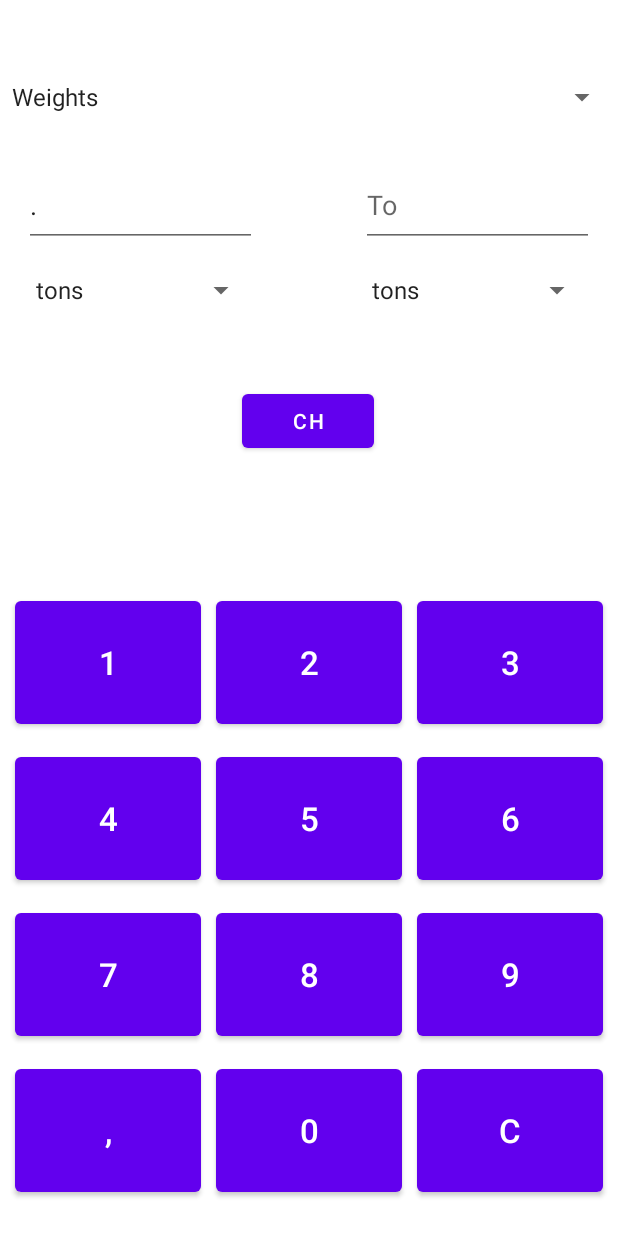
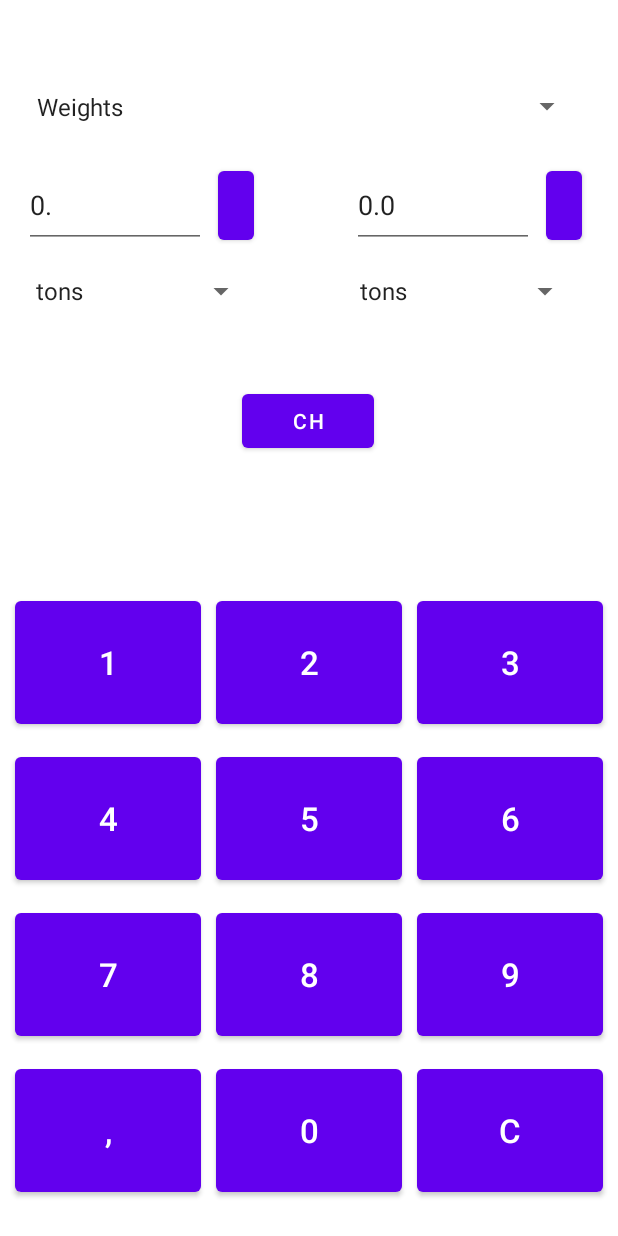
Before and after one commit to Arseniynovikov/Novikov_PPO, an Android app: the screen it shows after launch (MainActivity), after a tap on an icon or button, on a phone screen of 412 x 824 dp. Run offline under Robolectric (Android 15) with nearby library versions, the phone set to English and light mode, and no system bars.

```diff
--- a/app/src/main/java/com/example/lab1/ConvertFragment.kt
+++ b/app/src/main/java/com/example/lab1/ConvertFragment.kt
@@ -1,10 +1,17 @@
 package com.example.lab1
 
+import android.annotation.SuppressLint
+import android.content.ClipData
+import android.content.ClipboardManager
+import android.content.Context
 import android.os.Bundle
+import android.util.Log
 import android.view.LayoutInflater
 import android.view.View
 import android.view.ViewGroup
 import android.widget.*
+import androidx.core.content.ContextCompat.getSystemService
+import androidx.core.content.PackageManagerCompat.LOG_TAG
 import androidx.fragment.app.Fragment
 import java.lang.reflect.Array
 
@@ -15,6 +22,8 @@ class ConvertFragment : Fragment(), AdapterView.OnItemSelectedListener, View.OnC
     private lateinit var txtInput: TextView
     private lateinit var txtOut: TextView
     private lateinit var btnExchange: Button
+    private lateinit var btnInputCopy: Button
+    private lateinit var btnOutCopy: Button
 
     private lateinit var converter: Converter
 
@@ -23,11 +32,17 @@ class ConvertFragment : Fragment(), AdapterView.OnItemSelectedListener, View.OnC
     private var spn2Selected: String = ""
     private lateinit var arrayUnitSelected: kotlin.Array<String>
 
+    private lateinit var clipboardManager: ClipboardManager
+    private lateinit var clipData: ClipData
 
     override fun onCreate(savedInstanceState: Bundle?) {
         super.onCreate(savedInstanceState)
-        arguments?.let {
 
+        if (savedInstanceState != null) {
+            converter = savedInstanceState.getSerializable("converter") as Converter
+            spn1Selected = savedInstanceState.getString("spn1Selected").toString()
+            spn2Selected = savedInstanceState.getString("spn2Selected").toString()
+            arrayUnitSelected = savedInstanceState.getStringArray("arrayUnitSelected") as kotlin.Array<String>
         }
     }
 
@@ -41,12 +56,16 @@ class ConvertFragment : Fragment(), AdapterView.OnItemSelectedListener, View.OnC
         txtInput = view.findViewById(R.id.txtInput)
         txtOut = view.findViewById(R.id.txtOutput)
         btnExchange = view.findViewById(R.id.btnExchange)
+        btnInputCopy = view.findViewById(R.id.btnInputCopy)
+        btnOutCopy = view.findViewById(R.id.btnOutCopy)
 
         spnUnit.onItemSelectedListener = this
         spnCh1.onItemSelectedListener = this
         spnCh2.onItemSelectedListener = this
 
         btnExchange.setOnClickListener(this)
+        btnInputCopy.setOnClickListener(this)
+        btnOutCopy.setOnClickListener(this)
     }
 
     fun setDescription(buttonIndex: Int) {
@@ -61,11 +80,24 @@ class ConvertFragment : Fragment(), AdapterView.OnItemSelectedListener, View.OnC
             7 -> txtInput.append("7")
             8 -> txtInput.append("8")
             9 -> txtInput.append("9")
-            10 -> txtInput.append(".")
+            10 -> {
+                if (txtInput.text.toString() == "")
+                    txtInput.append("0.")
+                else
+                    txtInput.append(".")
+            }
             11 -> txtInput.text = ""
         }
 
+        println(txtOut)
+        println(converter)
+        println(spn1Selected)
+        println(spn2Selected)
+        println(txtInput)
+
+
         txtOut.text = converter.convert(spn1Selected, spn2Selected, txtInput.text.toString())
+
     }
 
 
@@ -97,8 +129,10 @@ class ConvertFragment : Fragment(), AdapterView.OnItemSelectedListener, View.OnC
     }
 
     override fun onItemSelected(p0: AdapterView<*>?, view: View?, number: Int, p3: Long) {
+        println("OnItemSelected")
+        if (view != null) {
             if (p0!!.id == R.id.spnUnit) {
-            if (view != null) {
+
                 var adapter: ArrayAdapter<CharSequence>? = null
                 when (number) {
                     0 -> {
@@ -134,7 +168,6 @@ class ConvertFragment : Fragment(), AdapterView.OnItemSelectedListener, View.OnC
                 adapter?.setDropDownViewResource(android.R.layout.simple_spinner_dropdown_item)
                 spnCh1.adapter = adapter
                 spnCh2.adapter = adapter
-            }
             } else if (p0.id == R.id.spnCh1) {
                 spn1Selected = arrayUnitSelected[number]
             } else if (p0.id == R.id.spnCh2) {
@@ -143,24 +176,58 @@ class ConvertFragment : Fragment(), AdapterView.OnItemSelectedListener, View.OnC
             txtOut.text = converter.convert(spn1Selected, spn2Selected, txtInput.text.toString())
         }
 
+    }
+
     override fun onNothingSelected(p0: AdapterView<*>?) {
         TODO("Not yet implemented")
     }
 
     override fun onClick(view: View?) {
+        if (view != null) {
+            when (view.id) {
+                R.id.btnExchange -> {
                     var buf1: String = ""
                     var buf2: String = ""
-        for(i in 0..2){
-            if(arrayUnitSelected[i] == spn1Selected) {
+                    for (i in 0..2) {
+                        if (arrayUnitSelected[i] == spn1Selected) {
                             spnCh2.setSelection(i)
                             buf2 = spn1Selected
-            }
-            else if(arrayUnitSelected[i] == spn2Selected){
+                        } else if (arrayUnitSelected[i] == spn2Selected) {
                             spnCh1.setSelection(i)
                             buf1 = spn2Selected
                         }
                     }
                     spn1Selected = buf1
                     spn2Selected = buf2
+
+                    val buf = txtInput.text
+                    txtInput.text = txtOut.text
+                    txtOut.text = buf
+
+                }
+                R.id.btnInputCopy -> {
+                    println("copy")
+                    clipboardManager =
+                        activity?.getSystemService(Context.CLIPBOARD_SERVICE) as ClipboardManager
+                    clipData = ClipData.newPlainText("text", txtInput.text.toString())
+                    clipboardManager.setPrimaryClip(clipData)
+                }
+                R.id.btnOutCopy -> {
+                    clipboardManager =
+                        activity?.getSystemService(Context.CLIPBOARD_SERVICE) as ClipboardManager
+                    clipData = ClipData.newPlainText("text", txtOut.text.toString())
+                    clipboardManager.setPrimaryClip(clipData)
                 }
             }
+        }
+    }
+
+    override fun onSaveInstanceState(outState: Bundle) {
+        super.onSaveInstanceState(outState)
+
+        outState.putSerializable("converter", converter)
+        outState.putString("spn1Selected", spn1Selected)
+        outState.putString("spn2Selected", spn2Selected)
+        outState.putStringArray("arrayUnitSelected", arrayUnitSelected)
+    }
+}
--- a/app/src/main/java/com/example/lab1/Converter.kt
+++ b/app/src/main/java/com/example/lab1/Converter.kt
@@ -1,6 +1,8 @@
 package com.example.lab1
 
-abstract class Converter() {
+import java.io.Serializable
+
+abstract class Converter() : Serializable {
     abstract fun convert(from_unit: String, to_unit: String, value: String): String
 
     companion object {
--- a/app/src/main/java/com/example/lab1/ConverterCurrency.kt
+++ b/app/src/main/java/com/example/lab1/ConverterCurrency.kt
@@ -5,7 +5,7 @@ import java.lang.Exception
 class ConverterCurrency: Converter() {
     private val fromCh: String = ""
     private val toCh: String = ""
-    private lateinit var convertOperation: ((Double) -> Double)
+    private var convertOperation: ((Double) -> Double) = {v: Double -> v}
 
     override fun convert(from_unit: String, to_unit: String, value: String): String {
         val valueDouble: Double
--- a/app/src/main/java/com/example/lab1/ConverterDistance.kt
+++ b/app/src/main/java/com/example/lab1/ConverterDistance.kt
@@ -5,7 +5,7 @@ import java.lang.Exception
 class ConverterDistance: Converter() {
     private val fromCh: String = ""
     private val toCh: String = ""
-    private lateinit var convertOperation: ((Double) -> Double)
+    private var convertOperation: ((Double) -> Double) = {v: Double -> v}
 
     override fun convert(from_unit: String, to_unit: String, value: String): String {
         val valueDouble: Double
--- a/app/src/main/java/com/example/lab1/ConverterWeights.kt
+++ b/app/src/main/java/com/example/lab1/ConverterWeights.kt
@@ -5,8 +5,7 @@ import java.lang.Exception
 class ConverterWeights: Converter() {
     private val fromCh: String = ""
     private val toCh: String = ""
-    private lateinit var convertOperation: ((Double) -> Double)
-
+    private var convertOperation: ((Double) -> Double) = {v: Double -> v}
 
     override fun convert(from_unit: String, to_unit: String, value: String): String {
         val valueDouble: Double
--- a/app/src/main/java/com/example/lab1/KeyboardFragment.kt
+++ b/app/src/main/java/com/example/lab1/KeyboardFragment.kt
@@ -14,23 +14,36 @@ interface OnSelectedButtonListener {
 
 class KeyboardFragment : Fragment(), View.OnClickListener {
 
-    var checkPoint: Boolean = true
+    private var checkPoint: Boolean = true
+
+    private lateinit var btn1: Button
+    private lateinit var btn2: Button
+    private lateinit var btn3: Button
+    private lateinit var btn4: Button
+    private lateinit var btn5: Button
+    private lateinit var btn6: Button
+    private lateinit var btn7: Button
+    private lateinit var btn8: Button
+    private lateinit var btn9: Button
+    private lateinit var btn0: Button
+    private lateinit var btnPoint: Button
+    private lateinit var btnClean: Button
 
     override fun onViewCreated(view: View, savedInstanceState: Bundle?) {
         super.onViewCreated(view, savedInstanceState)
 
-        val btn1: Button = view.findViewById(R.id.btn1)
-        val btn2: Button = view.findViewById(R.id.btn2)
-        val btn3: Button = view.findViewById(R.id.btn3)
-        val btn4: Button = view.findViewById(R.id.btn4)
-        val btn5: Button = view.findViewById(R.id.btn5)
-        val btn6: Button = view.findViewById(R.id.btn6)
-        val btn7: Button = view.findViewById(R.id.btn7)
-        val btn8: Button = view.findViewById(R.id.btn8)
-        val btn9: Button = view.findViewById(R.id.btn9)
-        val btn0: Button = view.findViewById(R.id.btn0)
-        val btnPoint: Button = view.findViewById(R.id.btnPoint)
-        val btnClean: Button = view.findViewById(R.id.btnClean)
+        btn1 = view.findViewById(R.id.btn1)
+        btn2 = view.findViewById(R.id.btn2)
+        btn3 = view.findViewById(R.id.btn3)
+        btn4 = view.findViewById(R.id.btn4)
+        btn5 = view.findViewById(R.id.btn5)
+        btn6 = view.findViewById(R.id.btn6)
+        btn7 = view.findViewById(R.id.btn7)
+        btn8 = view.findViewById(R.id.btn8)
+        btn9 = view.findViewById(R.id.btn9)
+        btn0 = view.findViewById(R.id.btn0)
+        btnPoint = view.findViewById(R.id.btnPoint)
+        btnClean = view.findViewById(R.id.btnClean)
 
         btn1.setOnClickListener(this)
         btn2.setOnClickListener(this)
--- a/app/src/main/java/com/example/lab1/MainActivity.kt
+++ b/app/src/main/java/com/example/lab1/MainActivity.kt
@@ -19,9 +19,3 @@ class MainActivity : AppCompatActivity(), OnSelectedButtonListener {
         fragment2?.setDescription(btnIndex)
     }
 }
-/**
- * перекидываение значений
- * избавиться от округления
- * реализовать копирование в буфер обмена
- * пофиксить фронт
- */
--- a/app/src/main/res/layout/fragment_convert.xml
+++ b/app/src/main/res/layout/fragment_convert.xml
@@ -10,47 +10,36 @@
         android:layout_width="match_parent"
         android:layout_height="311dp">
 
-        <Spinner
-            android:id="@+id/spnCh2"
-            android:layout_width="155dp"
-            android:layout_height="29dp"
-            android:layout_marginStart="240dp"
-            android:layout_marginTop="12dp"
-            app:layout_constraintBottom_toBottomOf="parent"
-            app:layout_constraintStart_toStartOf="parent"
-            app:layout_constraintTop_toBottomOf="@+id/txtOutput"
-            app:layout_constraintVertical_bias="0.013" />
+
 
         <EditText
             android:id="@+id/txtInput"
-            android:layout_width="155dp"
-            android:layout_height="55dp"
+            android:layout_width="121dp"
+            android:layout_height="57dp"
+            android:layout_marginStart="16dp"
             android:ems="10"
+
             android:focusable="false"
-
             android:hint="From"
             android:inputType="text"
             app:layout_constraintBottom_toBottomOf="parent"
-            app:layout_constraintEnd_toEndOf="parent"
-            app:layout_constraintHorizontal_bias="0.062"
             app:layout_constraintStart_toStartOf="parent"
             app:layout_constraintTop_toTopOf="parent"
-            app:layout_constraintVertical_bias="0.281" />
+            app:layout_constraintVertical_bias="0.279" />
 
         <EditText
             android:id="@+id/txtOutput"
-            android:layout_width="155dp"
-            android:layout_height="55dp"
+            android:layout_width="121dp"
+            android:layout_height="57dp"
+            android:layout_marginEnd="56dp"
             android:ems="10"
             android:focusable="false"
             android:hint="To"
             android:inputType="text"
             app:layout_constraintBottom_toBottomOf="parent"
             app:layout_constraintEnd_toEndOf="parent"
-            app:layout_constraintHorizontal_bias="0.811"
-            app:layout_constraintStart_toEndOf="@+id/txtInput"
             app:layout_constraintTop_toTopOf="parent"
-            app:layout_constraintVertical_bias="0.281" />
+            app:layout_constraintVertical_bias="0.279" />
 
         <Button
             android:id="@+id/btnExchange"
@@ -66,15 +55,16 @@
 
         <Spinner
             android:id="@+id/spnUnit"
-            android:layout_width="match_parent"
-            android:layout_height="48dp"
+            android:layout_width="372dp"
+            android:layout_height="35dp"
             android:entries="@array/units"
+            android:spinnerMode="dialog"
             app:layout_constraintBottom_toTopOf="@+id/btnExchange"
             app:layout_constraintEnd_toEndOf="parent"
-            app:layout_constraintHorizontal_bias="1.0"
+            app:layout_constraintHorizontal_bias="0.41"
             app:layout_constraintStart_toStartOf="parent"
             app:layout_constraintTop_toTopOf="parent"
-            app:layout_constraintVertical_bias="0.02" />
+            app:layout_constraintVertical_bias="0.086" />
 
         <Spinner
             android:id="@+id/spnCh1"
@@ -82,10 +72,47 @@
             android:layout_height="29dp"
             android:layout_marginStart="16dp"
             android:layout_marginTop="12dp"
+            android:entries="@array/weights"
+
             app:layout_constraintBottom_toBottomOf="parent"
             app:layout_constraintStart_toStartOf="parent"
             app:layout_constraintTop_toBottomOf="@+id/txtInput"
             app:layout_constraintVertical_bias="0.013" />
+
+        <Spinner
+            android:id="@+id/spnCh2"
+            android:layout_width="155dp"
+            android:layout_height="29dp"
+            android:layout_marginStart="232dp"
+            android:layout_marginTop="12dp"
+            android:entries="@array/weights"
+
+            app:layout_constraintBottom_toBottomOf="parent"
+            app:layout_constraintStart_toStartOf="parent"
+            app:layout_constraintTop_toBottomOf="@+id/txtOutput"
+            app:layout_constraintVertical_bias="0.013" />
+
+        <Button
+            android:id="@+id/btnInputCopy"
+            android:layout_width="24dp"
+            android:layout_height="58dp"
+            android:layout_marginStart="8dp"
+            android:text="Button"
+            app:layout_constraintBottom_toTopOf="@+id/spnCh1"
+            app:layout_constraintStart_toEndOf="@+id/txtInput"
+            app:layout_constraintTop_toTopOf="@+id/txtInput"
+            app:layout_constraintVertical_bias="0.0" />
+
+        <Button
+            android:id="@+id/btnOutCopy"
+            android:layout_width="24dp"
+            android:layout_height="58dp"
+            android:layout_marginStart="8dp"
+            android:text="Button"
+            app:layout_constraintBottom_toTopOf="@+id/spnCh2"
+            app:layout_constraintStart_toEndOf="@+id/txtOutput"
+            app:layout_constraintTop_toTopOf="@+id/txtOutput"
+            app:layout_constraintVertical_bias="0.0" />
     </androidx.constraintlayout.widget.ConstraintLayout>
 
 </FrameLayout>
```
Lines whose indentation alone changed are shown as unchanged.
